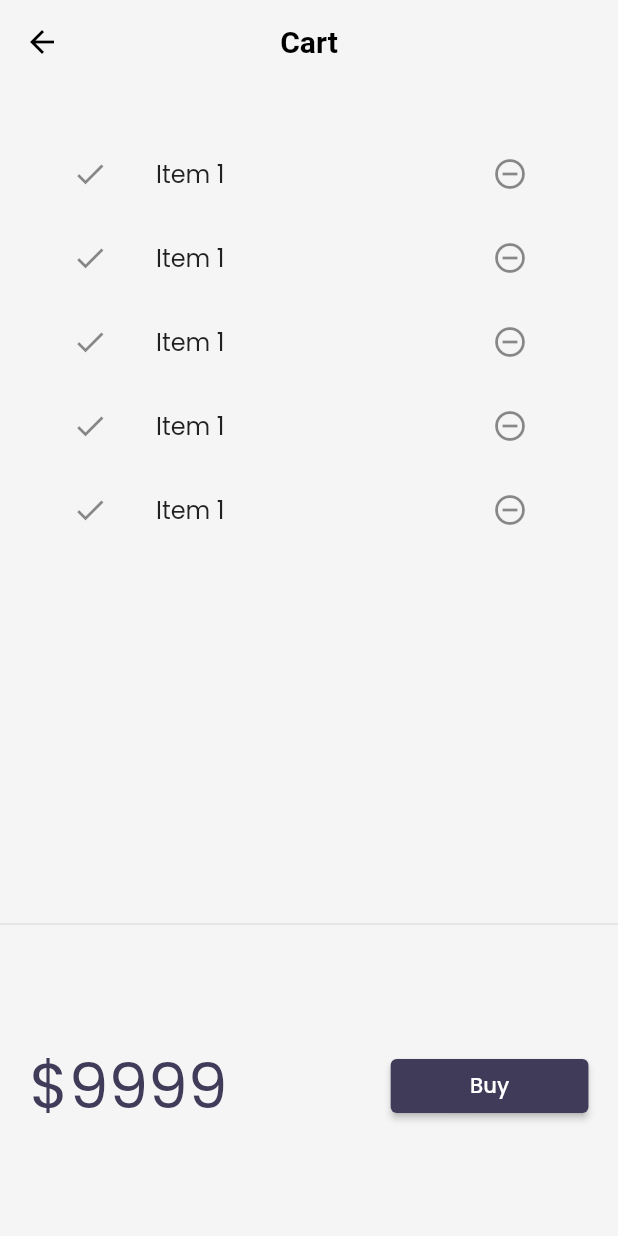
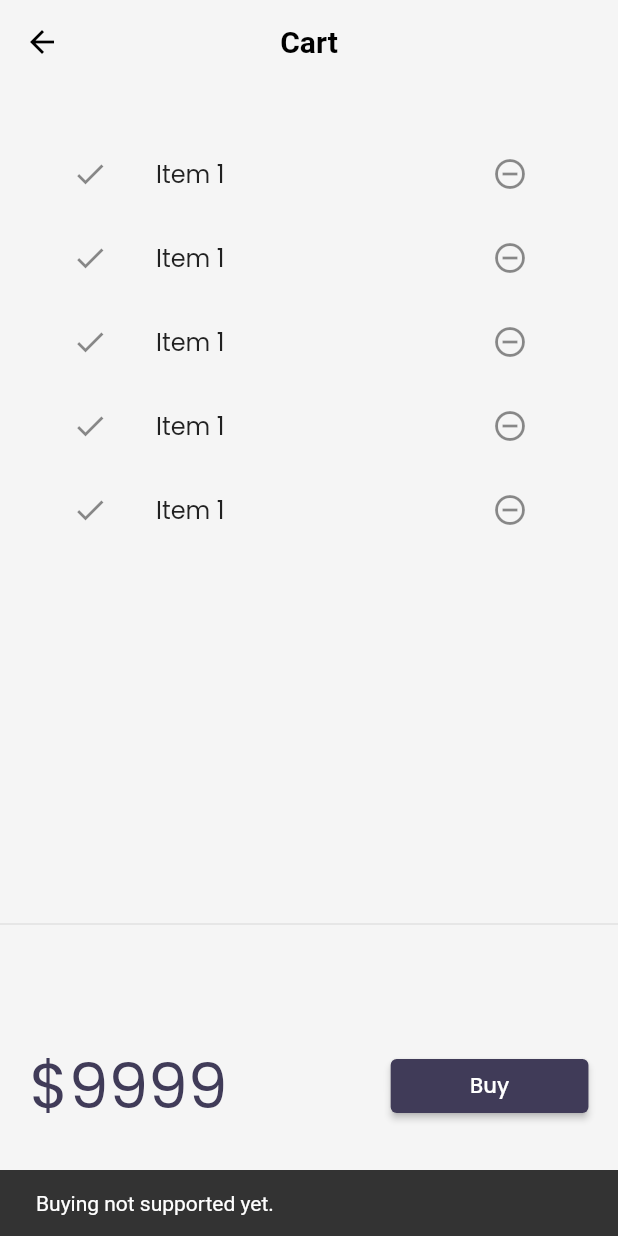
Before and after one commit to Shubham20052001/CatalogApp, a Flutter app: the CartPage screen opened by its route, after a tap on "Buy", on a phone screen of 412 x 824 dp. Run offline on Flutter 3.47's test engine with Material 2 defaults, Android fonts, the phone set to English and light mode, and no system bars; our stand-ins replace google_fonts, velocity_x; network calls fail.

```diff
--- a/lib/models/catalog.dart
+++ b/lib/models/catalog.dart
@@ -2,11 +2,10 @@ class CatalogModel {
   static List<Item>? items;
 
   // Get Item by ID...
-  static Item getById(int id) =>
-      items!.firstWhere((element) => element.id == id);
+  Item getById(int id) => items!.firstWhere((element) => element.id == id);
 
   // Get Item by position...
-  static Item getByPosition(int pos) => items![pos];
+  Item getByPosition(int pos) => items![pos];
 }
 
 class Item {
--- a/lib/pages/cart_page.dart
+++ b/lib/pages/cart_page.dart
@@ -42,7 +42,12 @@ class _CartTotal extends StatelessWidget {
               backgroundColor:
                   MaterialStateProperty.all(Theme.of(context).buttonColor),
             ),
-            onPressed: () {},
+            onPressed: () {
+              ScaffoldMessenger.of(context).showSnackBar(const SnackBar(
+                content: Text("Buying not supported yet."),
+                duration: Duration(seconds: 1),
+              ));
+            },
           ).w32(context)
         ],
       ),
--- a/lib/widgets/home_widgets/catalog_list.dart
+++ b/lib/widgets/home_widgets/catalog_list.dart
@@ -13,7 +13,7 @@ class CatalogList extends StatelessWidget {
       shrinkWrap: true,
       itemCount: CatalogModel.items!.length,
       itemBuilder: (context, index) {
-        final catalog = CatalogModel.getByPosition(index);
+        final catalog = CatalogModel.items![index];
         return InkWell(
           onTap: () => Navigator.push(
               context,
```
Also changed, not shown: lib/models/cart.dart (added, +34 -0 lines).
